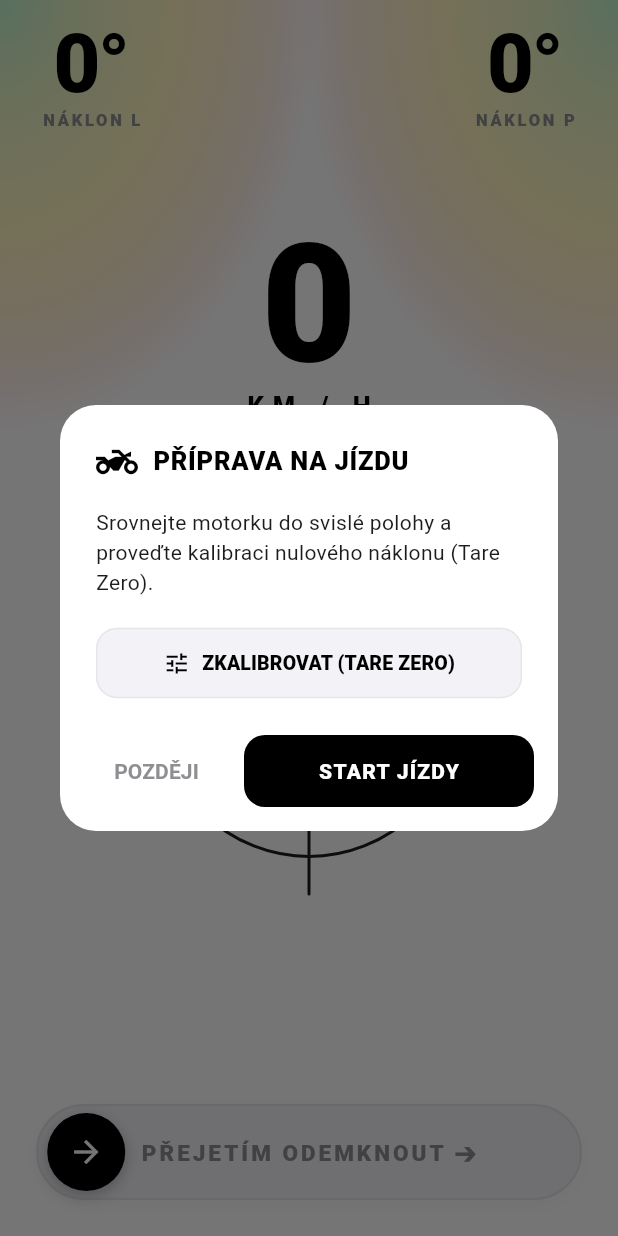
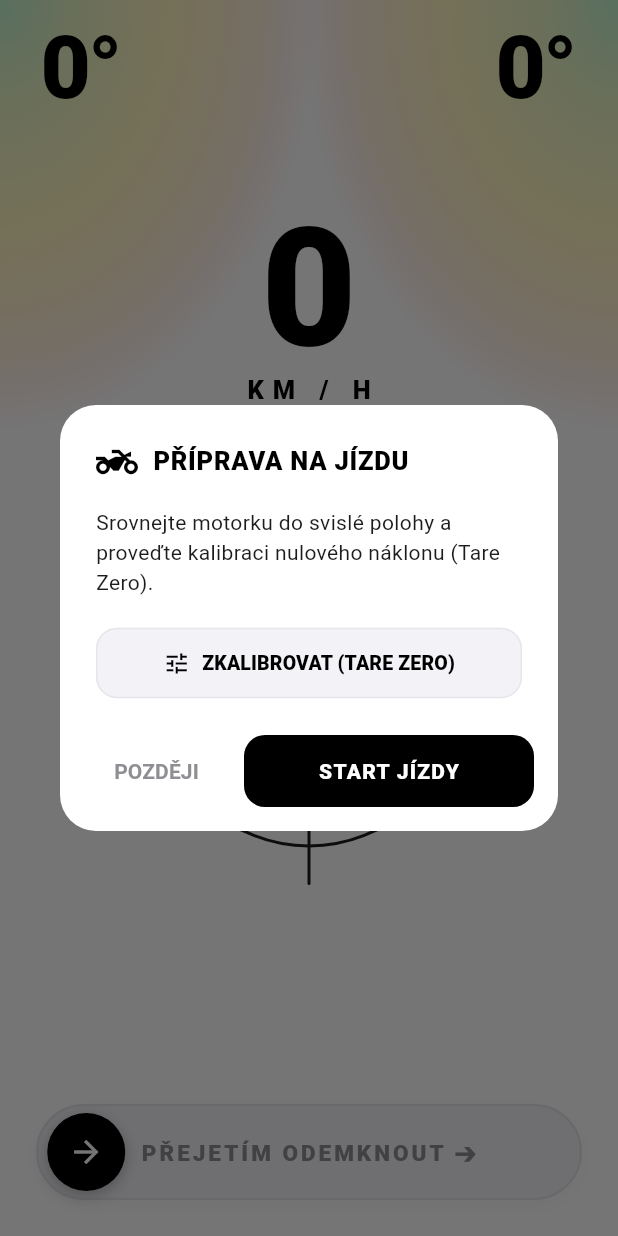
Before and after one commit to cqeta1564/MotoLogger, a Flutter app: the screen it shows after launch, on a phone screen of 412 x 824 dp. Run offline on Flutter 3.47's test engine with Material 3 defaults, Android fonts, the phone set to English and light mode, and no system bars; our stand-ins replace fl_chart, flutter_blue_plus, geolocator, share_plus, sqflite; accounts and stored records are empty; Roboto replaces fonts that are missing (-apple-system).

Commit message:
Remove lean badge labels for ultra-clean minimalist aesthetic

```diff
--- a/app/lib/ui/dashboard/dashboard_screen.dart
+++ b/app/lib/ui/dashboard/dashboard_screen.dart
@@ -278,8 +278,8 @@ class _DashboardScreenState extends State<DashboardScreen> {
           child: Row(
             mainAxisAlignment: MainAxisAlignment.spaceBetween,
             children: [
-              _buildLeanBadge(leftLean.round(), 'NÁKLON L'),
-              _buildLeanBadge(rightLean.round(), 'NÁKLON P'),
+              _buildLeanBadge(leftLean.round()),
+              _buildLeanBadge(rightLean.round()),
             ],
           ),
         ),
@@ -350,14 +350,14 @@ class _DashboardScreenState extends State<DashboardScreen> {
         Positioned(
           top: 14,
           left: 44,
-          child: _buildLeanBadge(leftLean.round(), 'NÁKLON L'),
+          child: _buildLeanBadge(leftLean.round()),
         ),
 
         // Top Right: Lean Badge Right
         Positioned(
           top: 14,
           right: 44,
-          child: _buildLeanBadge(rightLean.round(), 'NÁKLON P'),
+          child: _buildLeanBadge(rightLean.round()),
         ),
 
         // Center Top: Speed Display
@@ -420,33 +420,17 @@ class _DashboardScreenState extends State<DashboardScreen> {
 
   // ================= COMMON COMPONENT BUILDERS =================
 
-  Widget _buildLeanBadge(int angle, String label) {
-    return Column(
-      mainAxisSize: MainAxisSize.min,
-      children: [
-        Text(
+  Widget _buildLeanBadge(int angle) {
+    return Text(
       '$angle°',
       style: const TextStyle(
         color: Colors.black,
-            fontSize: 54,
+        fontSize: 58,
         fontWeight: FontWeight.w900,
-            letterSpacing: -1.5,
+        letterSpacing: -2.0,
         height: 1.0,
         fontFamily: '-apple-system',
       ),
-        ),
-        const SizedBox(height: 2),
-        Text(
-          label,
-          style: const TextStyle(
-            color: Color(0xFF8E8E93),
-            fontSize: 11,
-            fontWeight: FontWeight.w800,
-            letterSpacing: 1.8,
-            fontFamily: '-apple-system',
-          ),
-        ),
-      ],
     );
   }
 
```
Lines whose indentation alone changed are shown as unchanged.
